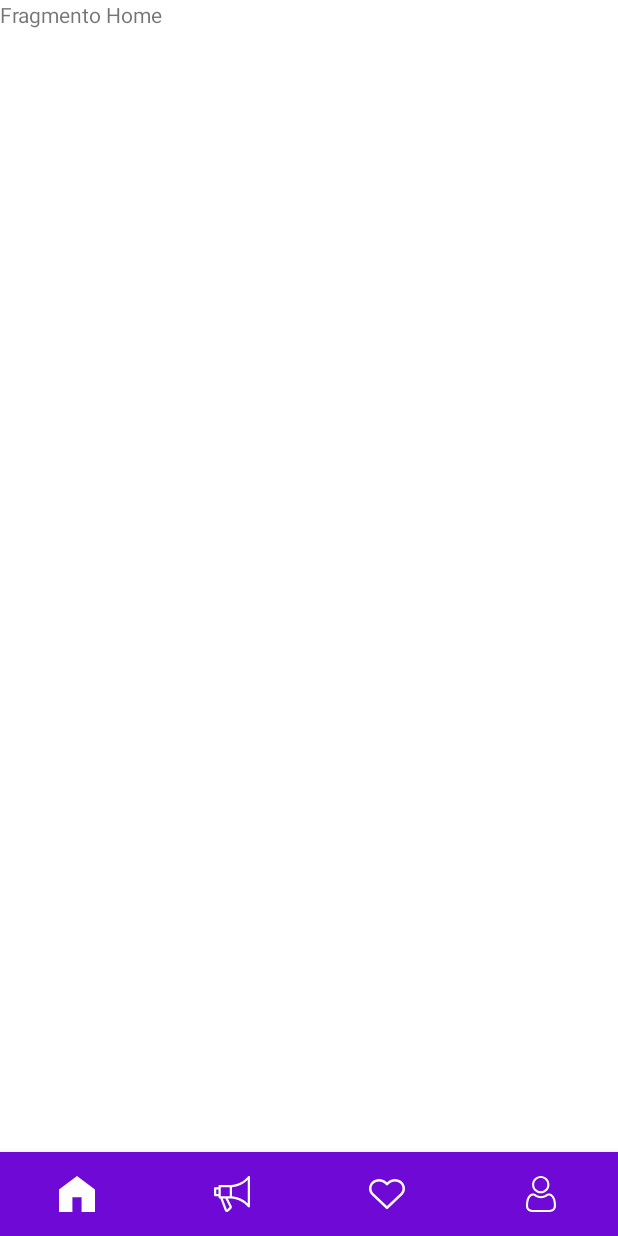
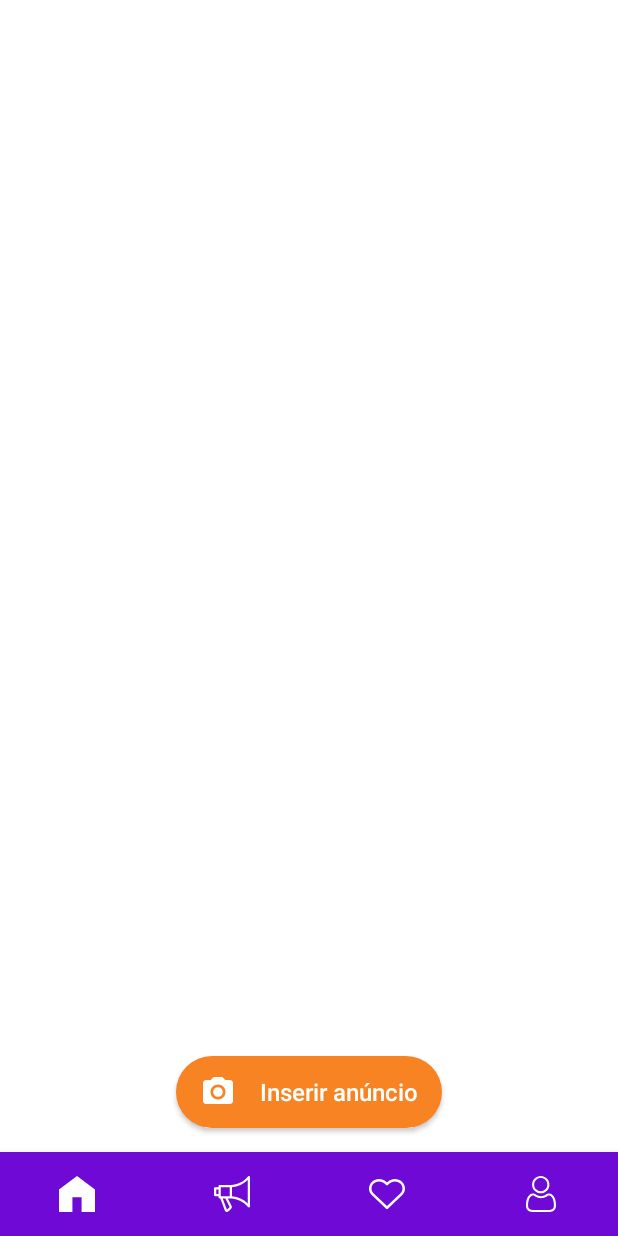
Before and after one commit to estelson/OLXClone, an Android app: the HomeFragment screen opened directly, with no data from a screen before it, on a phone screen of 412 x 824 dp. Run offline under Robolectric (Android 15) with nearby library versions, the phone set to English and light mode, and no system bars; our stand-ins replace navigation-ui.

Commit message:
185. Criando Botão Inserir Novo Anúncio

```diff
--- a/app/src/main/AndroidManifest.xml
+++ b/app/src/main/AndroidManifest.xml
@@ -2,7 +2,7 @@
 <manifest xmlns:android="http://schemas.android.com/apk/res/android"
     package="com.exemplo.olxclone">
 
-    <uses-permission android:name="android.permission.READ_EXTERNAL_STORAGE"/>
+    <uses-permission android:name="android.permission.READ_EXTERNAL_STORAGE" />
 
     <application
         android:allowBackup="true"
@@ -12,13 +12,16 @@
         android:supportsRtl="true"
         android:theme="@style/Theme.OLXClone">
         <activity
+            android:name=".activities.FormAnuncioActivity"
+            android:exported="false" />
+        <activity
             android:name=".activities.EnderecoActivity"
             android:exported="false"
-            android:screenOrientation="portrait"/>
+            android:screenOrientation="portrait" />
         <activity
             android:name=".activities.PerfilActivity"
             android:exported="false"
-            android:screenOrientation="portrait"/>
+            android:screenOrientation="portrait" />
         <activity
             android:name=".autenticacao.RecuperarSenhaActivity"
             android:exported="false"
@@ -40,7 +43,7 @@
         <activity
             android:name=".activities.MainActivity"
             android:exported="false"
-            android:screenOrientation="portrait"/>
+            android:screenOrientation="portrait" />
     </application>
 
 </manifest>
--- /dev/null
+++ b/app/src/main/java/com/exemplo/olxclone/activities/FormAnuncioActivity.java
@@ -0,0 +1,16 @@
+package com.exemplo.olxclone.activities;
+
+import androidx.appcompat.app.AppCompatActivity;
+
+import android.os.Bundle;
+
+import com.exemplo.olxclone.R;
+
+public class FormAnuncioActivity extends AppCompatActivity {
+
+    @Override
+    protected void onCreate(Bundle savedInstanceState) {
+        super.onCreate(savedInstanceState);
+        setContentView(R.layout.activity_form_anuncio);
+    }
+}
--- a/app/src/main/java/com/exemplo/olxclone/fragments/HomeFragment.java
+++ b/app/src/main/java/com/exemplo/olxclone/fragments/HomeFragment.java
@@ -1,5 +1,6 @@
 package com.exemplo.olxclone.fragments;
 
+import android.content.Intent;
 import android.os.Bundle;
 
 import androidx.fragment.app.Fragment;
@@ -7,16 +8,41 @@ import androidx.fragment.app.Fragment;
 import android.view.LayoutInflater;
 import android.view.View;
 import android.view.ViewGroup;
+import android.widget.Button;
 
 import com.exemplo.olxclone.R;
+import com.exemplo.olxclone.activities.FormAnuncioActivity;
+import com.exemplo.olxclone.autenticacao.LoginActivity;
+import com.exemplo.olxclone.helper.FirebaseHelper;
 
 public class HomeFragment extends Fragment {
 
+    private Button btn_novo_anuncio;
+
     @Override
-    public View onCreateView(LayoutInflater inflater, ViewGroup container,
-                             Bundle savedInstanceState) {
+    public View onCreateView(LayoutInflater inflater, ViewGroup container, Bundle savedInstanceState) {
         // Inflate the layout for this fragment
-        return inflater.inflate(R.layout.fragment_home, container, false);
+        View view = inflater.inflate(R.layout.fragment_home, container, false);
+
+        iniciaComponentes(view);
+
+        configCliques();
+
+        return view;
+    }
+
+    private void configCliques() {
+        btn_novo_anuncio.setOnClickListener(v -> {
+            if(FirebaseHelper.getAutenticado()) {
+                startActivity(new Intent(getActivity(), FormAnuncioActivity.class));
+            } else {
+                startActivity(new Intent(getActivity(), LoginActivity.class));
+            }
+        });
+    }
+
+    private void iniciaComponentes(View view) {
+        btn_novo_anuncio = view.findViewById(R.id.btn_novo_anuncio);
     }
 
 }
--- /dev/null
+++ b/app/src/main/res/drawable/ic_camera.xml
@@ -0,0 +1,6 @@
+<vector android:height="24dp" android:tint="#FFFFFF"
+    android:viewportHeight="24" android:viewportWidth="24"
+    android:width="24dp" xmlns:android="http://schemas.android.com/apk/res/android">
+    <path android:fillColor="@android:color/white" android:pathData="M12,12m-3.2,0a3.2,3.2 0,1 1,6.4 0a3.2,3.2 0,1 1,-6.4 0"/>
+    <path android:fillColor="@android:color/white" android:pathData="M9,2L7.17,4L4,4c-1.1,0 -2,0.9 -2,2v12c0,1.1 0.9,2 2,2h16c1.1,0 2,-0.9 2,-2L22,6c0,-1.1 -0.9,-2 -2,-2h-3.17L15,2L9,2zM12,17c-2.76,0 -5,-2.24 -5,-5s2.24,-5 5,-5 5,2.24 5,5 -2.24,5 -5,5z"/>
+</vector>
--- /dev/null
+++ b/app/src/main/res/layout/activity_form_anuncio.xml
@@ -0,0 +1,9 @@
+<?xml version="1.0" encoding="utf-8"?>
+<androidx.constraintlayout.widget.ConstraintLayout xmlns:android="http://schemas.android.com/apk/res/android"
+    xmlns:app="http://schemas.android.com/apk/res-auto"
+    xmlns:tools="http://schemas.android.com/tools"
+    android:layout_width="match_parent"
+    android:layout_height="match_parent"
+    tools:context=".activities.FormAnuncioActivity">
+
+</androidx.constraintlayout.widget.ConstraintLayout>
--- a/app/src/main/res/layout/fragment_home.xml
+++ b/app/src/main/res/layout/fragment_home.xml
@@ -1,14 +1,28 @@
 <?xml version="1.0" encoding="utf-8"?>
-<FrameLayout xmlns:android="http://schemas.android.com/apk/res/android"
+<androidx.constraintlayout.widget.ConstraintLayout xmlns:android="http://schemas.android.com/apk/res/android"
+    xmlns:app="http://schemas.android.com/apk/res-auto"
     xmlns:tools="http://schemas.android.com/tools"
     android:layout_width="match_parent"
     android:layout_height="match_parent"
     tools:context=".fragments.HomeFragment">
 
-    <!-- TODO: Update blank fragment layout -->
-    <TextView
-        android:layout_width="match_parent"
-        android:layout_height="match_parent"
-        android:text="Fragmento Home" />
+    <android.widget.Button
+        android:id="@+id/btn_novo_anuncio"
+        android:layout_width="wrap_content"
+        android:layout_height="wrap_content"
+        android:background="@drawable/bg_btn"
+        android:backgroundTint="@color/cor_laranja"
+        android:paddingStart="16dp"
+        android:paddingEnd="16dp"
+        android:layout_margin="16dp"
+        android:text="Inserir anúncio"
+        android:textSize="16sp"
+        android:textAllCaps="false"
+        android:textColor="@color/white"
+        android:drawableStart="@drawable/ic_camera"
+        android:drawablePadding="16dp"
+        app:layout_constraintBottom_toBottomOf="parent"
+        app:layout_constraintEnd_toEndOf="parent"
+        app:layout_constraintStart_toStartOf="parent" />
 
-</FrameLayout>
+</androidx.constraintlayout.widget.ConstraintLayout>
--- a/app/src/main/res/values/colors.xml
+++ b/app/src/main/res/values/colors.xml
@@ -9,4 +9,6 @@
     <color name="white">#FFFFFFFF</color>
 
     <color name="cor_roxa">#6E09D6</color>
+
+    <color name="cor_laranja">#F78323</color>
 </resources>
```
